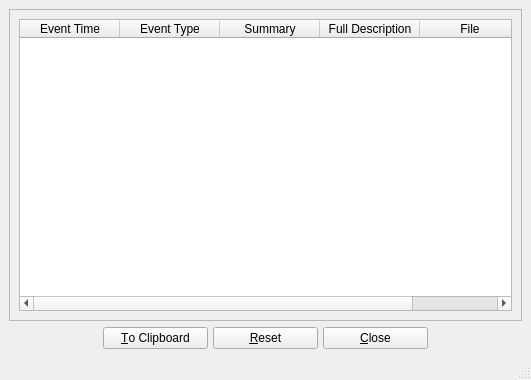
This is errordiag.ui in textbrowser/biblioteq as Qt 5 draws it before an edit. The edited form follows.
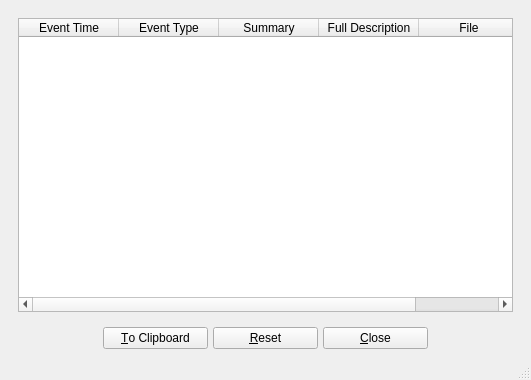
This is the edited form. Icons and pictures are not drawn.

Patch:
```diff
--- a/errordiag.ui
+++ b/errordiag.ui
@@ -21,12 +21,6 @@
    <layout class="QVBoxLayout">
     <item>
      <widget class="QFrame" name="frame">
-      <property name="frameShape">
-       <enum>QFrame::StyledPanel</enum>
-      </property>
-      <property name="frameShadow">
-       <enum>QFrame::Raised</enum>
-      </property>
       <layout class="QVBoxLayout">
        <item>
         <widget class="QTableWidget" name="table">
```
